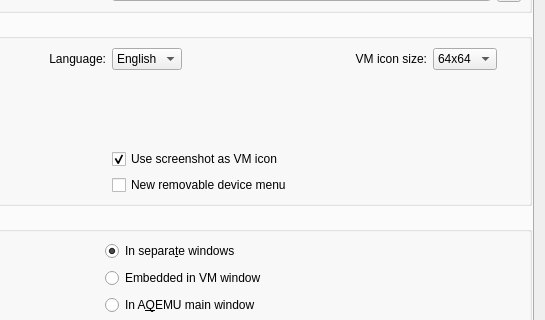
The window that src/Advanced_Settings_Window.ui (chronic8000/aqemu) describes before a commit, drawn with Qt 5; both pictures show x 128 to 673 and y 114 to 434 of the 673 by 745 pixel window.
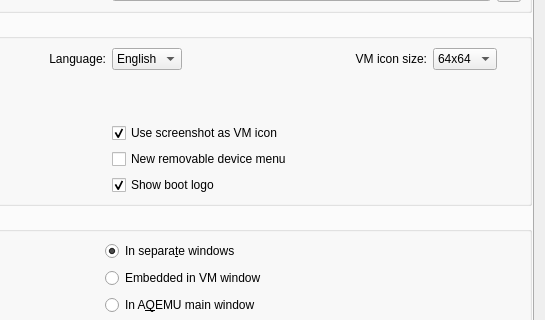
The same window after the commit. The open tabs and pages were chosen to show the change. Icons and pictures are not drawn. Custom widgets are drawn as their Qt base class.

Commit message:
feat: AQEMU 1.5.1 SeaBIOS boot logo
Show the picture shipped next to the source on 32-bit and 64-bit PC BIOS guests, with a switch in settings and on each machine. Source, packages, changelog, and docs now say 1.5.1.

```diff
--- a/src/Advanced_Settings_Window.ui
+++ b/src/Advanced_Settings_Window.ui
@@ -477,6 +477,19 @@
               </property>
              </widget>
             </item>
+            <item row="6" column="1" colspan="2">
+             <widget class="QCheckBox" name="CH_Show_Boot_Logo">
+              <property name="text">
+               <string>Show boot logo</string>
+              </property>
+              <property name="checked">
+               <bool>true</bool>
+              </property>
+              <property name="toolTip">
+               <string>The PC BIOS (SeaBIOS) on 32-bit and 64-bit PCs shows the AQEMU picture for 3 seconds. Turn this off to hide it on every virtual machine. UEFI firmware does not display this picture, and neither do ARM, RISC-V, or other non-PC guests.</string>
+              </property>
+             </widget>
+            </item>
             <item row="3" column="1" colspan="2">
              <widget class="QCheckBox" name="CH_Screenshot_for_OS_Logo">
               <property name="sizePolicy">
```
The commit also changes 26 other files.
